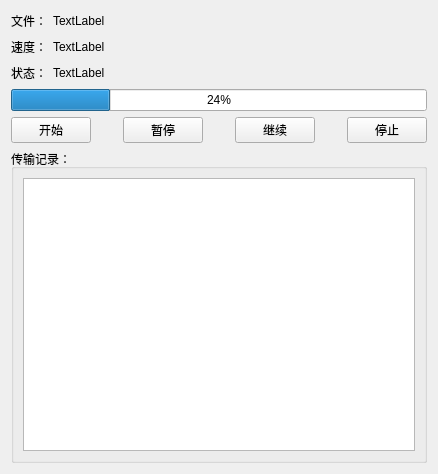
This is src/FileClient/filetransferwidget.ui in coldowl/QtFileTransfer as Qt 5 draws it before an edit. The edited form follows.
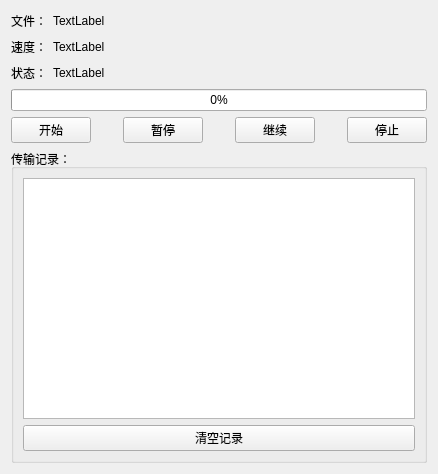
This is the edited form.

What changed in the file:
```diff
--- a/src/FileClient/filetransferwidget.ui
+++ b/src/FileClient/filetransferwidget.ui
@@ -109,8 +109,14 @@
    </item>
    <item row="3" column="0">
     <widget class="QProgressBar" name="progressBar">
+     <property name="enabled">
+      <bool>true</bool>
+     </property>
+     <property name="autoFillBackground">
+      <bool>false</bool>
+     </property>
      <property name="value">
-      <number>24</number>
+      <number>0</number>
      </property>
      <property name="textVisible">
       <bool>true</bool>
@@ -204,7 +210,14 @@
      </property>
      <layout class="QGridLayout" name="gridLayout">
       <item row="0" column="0">
-       <widget class="QListView" name="historyView"/>
+       <widget class="QListView" name="listView"/>
+      </item>
+      <item row="1" column="0">
+       <widget class="QPushButton" name="pushButton">
+        <property name="text">
+         <string>清空记录</string>
+        </property>
+       </widget>
       </item>
      </layout>
     </widget>
```
